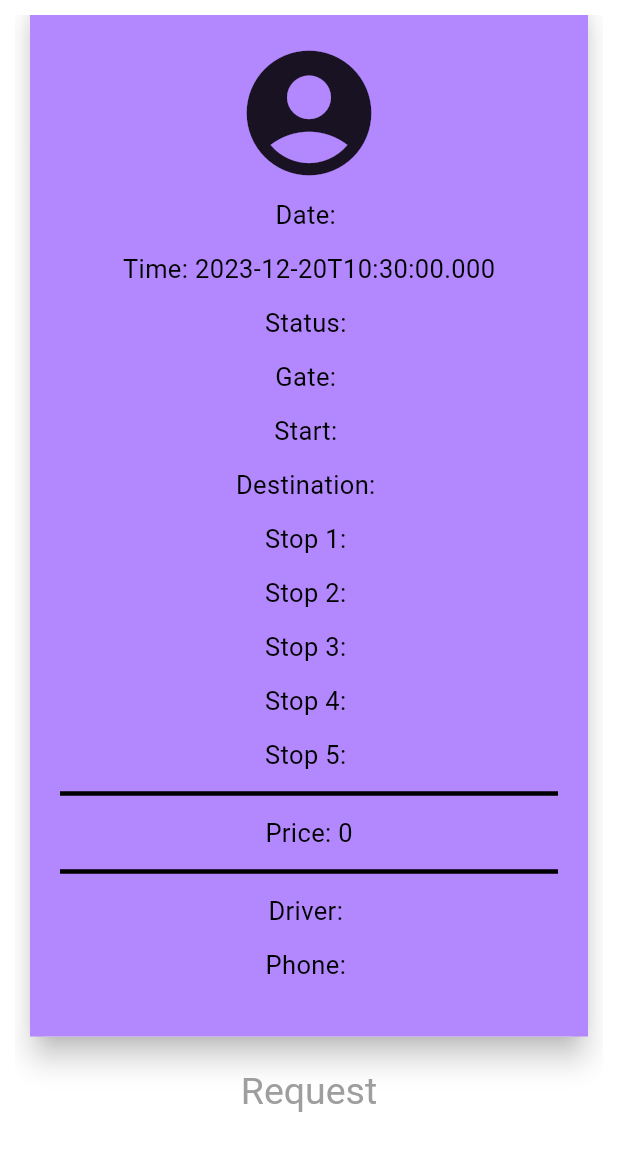
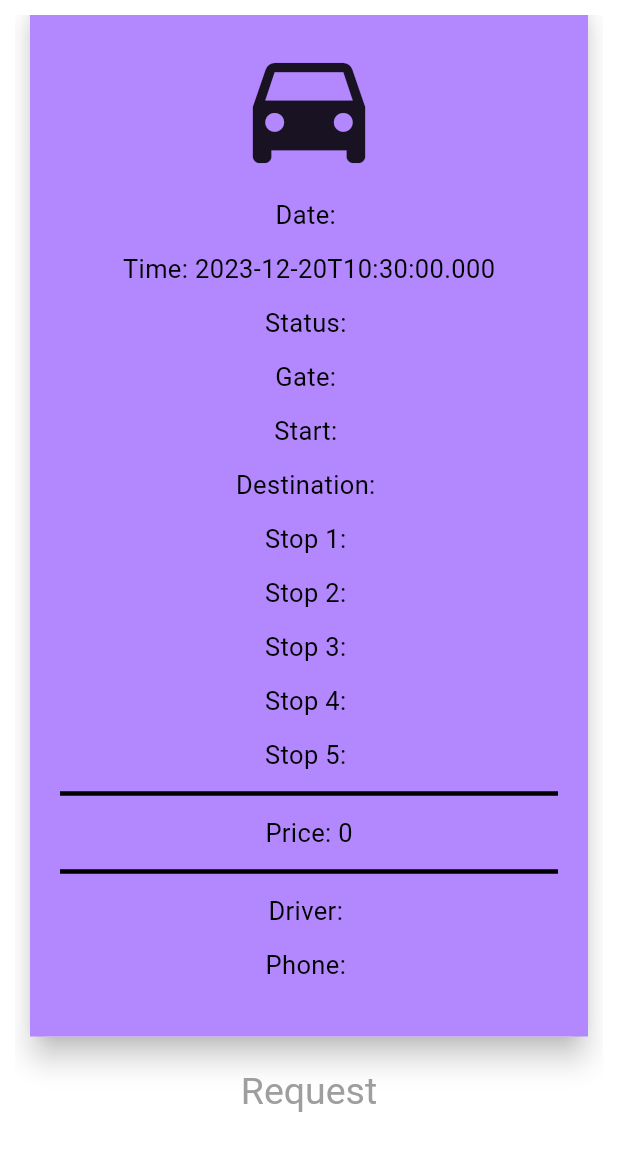
Before and after one commit to AliaMoussa1/Carpooling-App, a Flutter app: the RideDetailsScreen screen opened directly with empty values, scrolled down 77 dp, after a tap on "Request", on a phone screen of 412 x 824 dp, the part 84-1236 px from its top. Run offline on Flutter 3.47's test engine with Material 3 defaults, Android fonts, the phone set to English and light mode, and no system bars; our stand-ins replace email_validator, firebase_auth, firebase_core, firebase_database, fluttertoast, sqflite; accounts and stored records are empty.

Commit message:
Final touches

```diff
--- a/lib/screens/login_screen.dart
+++ b/lib/screens/login_screen.dart
@@ -29,7 +29,7 @@ class _LoginScreenState extends State<LoginScreen> {
 
   final _formKey = GlobalKey<FormState>();
 
-  void _submit() async {
+  void _login() async {
     if (_formKey.currentState!.validate()) {
       await firebaseAuth.signInWithEmailAndPassword(
           email: emailTextEditingController.text.trim(),
@@ -238,7 +238,7 @@ class _LoginScreenState extends State<LoginScreen> {
                                     )
                                 ),
                                 onPressed:  () {
-                                  _submit();
+                                  _login();
                                 },
                                 child: Text(
                                     'Login',
--- a/lib/screens/ride_details_screen.dart
+++ b/lib/screens/ride_details_screen.dart
@@ -28,7 +28,8 @@ class _RideDetailsScreenState extends State<RideDetailsScreen> {
 
     //Check if the app's time rules persist
 
-    if(DateTime.now().hour > 22 && widget.ride['time'] == "Morning Ride: 7:30 am" && widget.ride['date'] == DateFormat('dd-MM-yyyy').format(tomorrow)){
+    if((DateTime.now().hour > 22 && widget.ride['time'] == "Morning Ride: 7:30 am" && widget.ride['date'] == DateFormat('dd-MM-yyyy').format(tomorrow)) ||
+        (DateTime.now().hour >= 0 && widget.ride['time'] == "Morning Ride: 7:30 am" && widget.ride['date'] == DateFormat('dd-MM-yyyy').format(today))){
       Fluttertoast.showToast(msg: "Can't request morning ride after 10 pm");
       return;
     }
@@ -140,7 +141,7 @@ class _RideDetailsScreenState extends State<RideDetailsScreen> {
                   child: Column(
                     children: [
                       const Icon(
-                        Icons.account_circle,
+                        Icons.drive_eta,
                         size: 100,
                       ),
 
--- a/lib/screens/ride_tracking_screen.dart
+++ b/lib/screens/ride_tracking_screen.dart
@@ -106,7 +106,7 @@ class _RideTrackingScreenState extends State<RideTrackingScreen> {
                   child: Column(
                     children: [
                       const Icon(
-                        Icons.account_circle,
+                        Icons.drive_eta,
                         size: 100,
                       ),
                       Padding(
```
Also changed, not shown: lib/screens/find_rides_screen.dart (+19 -11 lines), lib/screens/signup_screen.dart (+5 -2 lines).
